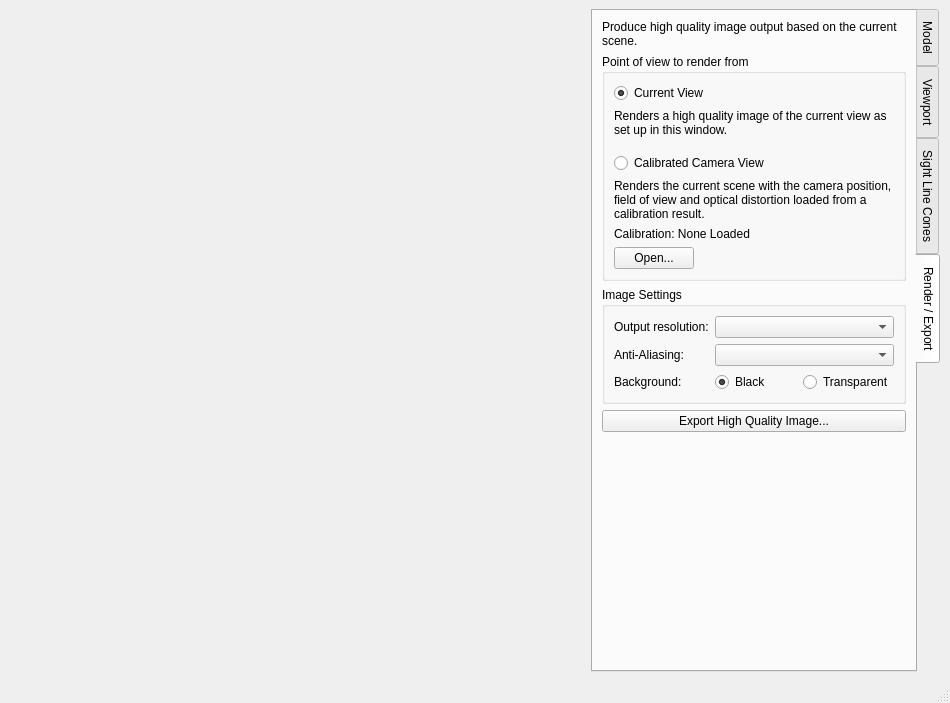
euratom-software/calcam, file calcam/ui/cad_viewer.ui: the form before one commit.
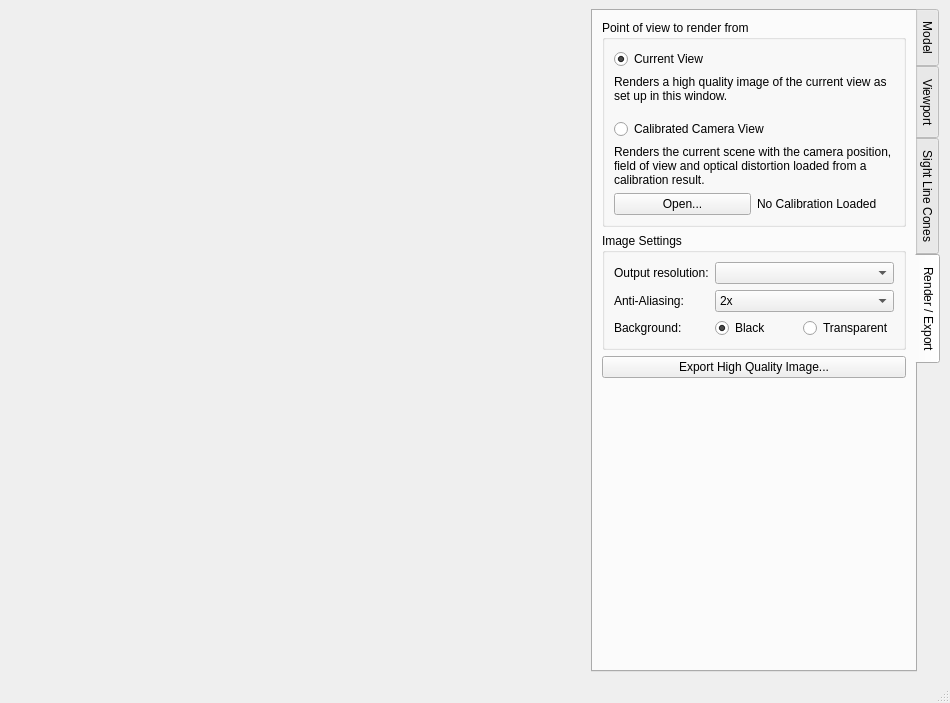
The form after the commit. The open tabs and pages were chosen to show the change.

Commit message: Start implementing new 3D viewer features. Model appearance stuff more-or-less working.

Diff of the .ui file:
```diff
--- a/calcam/ui/cad_viewer.ui
+++ b/calcam/ui/cad_viewer.ui
@@ -23,6 +23,9 @@
    <layout class="QGridLayout" name="gridLayout">
     <item row="0" column="2">
      <widget class="QTabWidget" name="tabWidget">
+      <property name="enabled">
+       <bool>true</bool>
+      </property>
       <property name="sizePolicy">
        <sizepolicy hsizetype="Minimum" vsizetype="Expanding">
         <horstretch>0</horstretch>
@@ -823,22 +826,6 @@
         <string>Render / Export</string>
        </attribute>
        <layout class="QVBoxLayout" name="verticalLayout">
-        <item>
-         <widget class="QLabel" name="label_16">
-          <property name="sizePolicy">
-           <sizepolicy hsizetype="Minimum" vsizetype="Preferred">
-            <horstretch>0</horstretch>
-            <verstretch>0</verstretch>
-           </sizepolicy>
-          </property>
-          <property name="text">
-           <string>Produce high quality image output based on the current scene.</string>
-          </property>
-          <property name="wordWrap">
-           <bool>true</bool>
-          </property>
-         </widget>
-        </item>
         <item>
          <widget class="QGroupBox" name="groupBox_4">
           <property name="sizePolicy">
@@ -916,13 +903,6 @@
              </property>
             </widget>
            </item>
-           <item>
-            <widget class="QLabel" name="label_20">
-             <property name="text">
-              <string>Calibration: None Loaded</string>
-             </property>
-            </widget>
-           </item>
            <item>
             <widget class="QFrame" name="frame">
              <property name="sizePolicy">
@@ -949,17 +929,11 @@
                </widget>
               </item>
               <item>
-               <spacer name="horizontalSpacer_3">
-                <property name="orientation">
-                 <enum>Qt::Horizontal</enum>
+               <widget class="QLabel" name="label_20">
+                <property name="text">
+                 <string>No Calibration Loaded</string>
                 </property>
-                <property name="sizeHint" stdset="0">
-                 <size>
-                  <width>40</width>
-                  <height>20</height>
-                 </size>
-                </property>
-               </spacer>
+               </widget>
               </item>
              </layout>
             </widget>
@@ -1053,6 +1027,29 @@
                <verstretch>0</verstretch>
               </sizepolicy>
              </property>
+             <property name="currentIndex">
+              <number>1</number>
+             </property>
+             <item>
+              <property name="text">
+               <string>None</string>
+              </property>
+             </item>
+             <item>
+              <property name="text">
+               <string>2x</string>
+              </property>
+             </item>
+             <item>
+              <property name="text">
+               <string>3x</string>
+              </property>
+             </item>
+             <item>
+              <property name="text">
+               <string>4x</string>
+              </property>
+             </item>
             </widget>
            </item>
           </layout>
```
Left out of the diff: 68 changed lines with no effect on the pictures. The commit also changes 2 other files.
